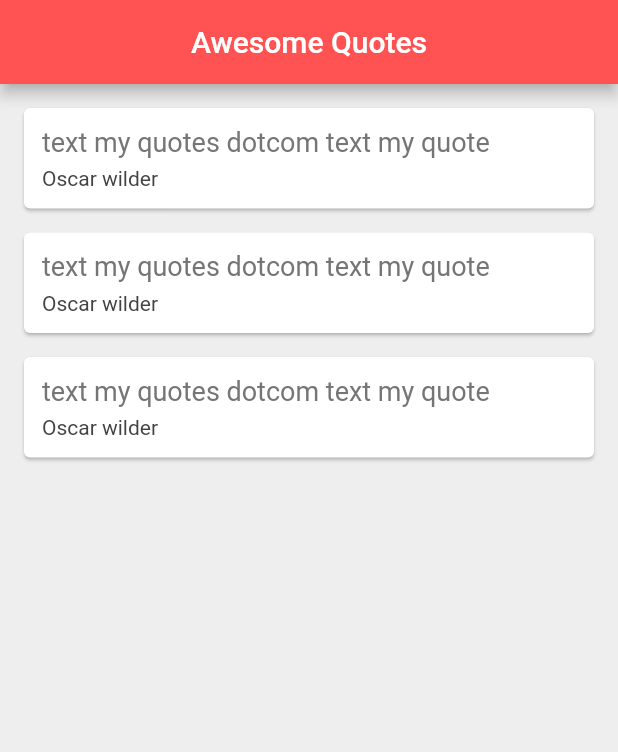
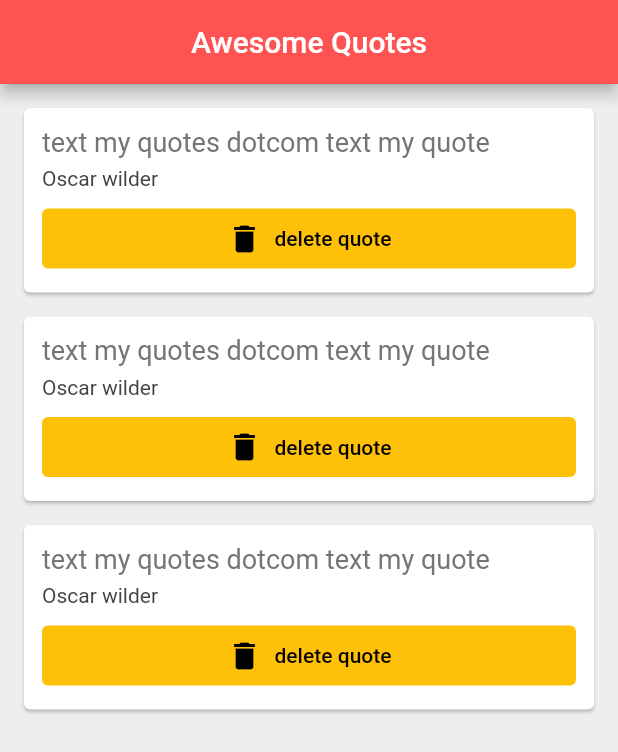
Before and after one commit to okeowosv/quotes, a Flutter app: the screen it shows after launch, on a phone screen of 412 x 824 dp. Shown: the top 752 px of the screen. Run offline on Flutter 3.47's test engine with Material 2 defaults, Android fonts, the phone set to English and light mode, and no system bars.

Commit message:
Passing functions as arguments

```diff
--- a/lib/main.dart
+++ b/lib/main.dart
@@ -31,7 +31,13 @@ class _QuoteListState extends State<QuoteList> {
       ),
       body: Column(
         children: quotes.map((quote) {
-          return QuoteCard(quote: quote);
+          return QuoteCard(
+              quote: quote,
+              delete: () {
+                setState(() {
+                  quotes.remove(quote);
+                });
+              });
         }).toList(),
       ),
     );
--- a/lib/quote_card.dart
+++ b/lib/quote_card.dart
@@ -3,7 +3,9 @@ import 'quote.dart';
 
 class QuoteCard extends StatelessWidget {
   final Quote quote;
-  QuoteCard({required this.quote});
+  final Function delete;
+
+  QuoteCard({required this.delete, required this.quote});
 
   @override
   Widget build(BuildContext context) {
@@ -26,7 +28,17 @@ class QuoteCard extends StatelessWidget {
                 fontSize: 14,
                 color: Colors.grey[800],
               ),
-            )
+            ),
+            SizedBox(height: 8.0),
+            TextButton.icon(
+              onPressed: () => delete(),
+              icon: Icon(Icons.delete),
+              label: Text('delete quote'),
+              style: TextButton.styleFrom(
+                primary: Colors.black,
+                backgroundColor: Colors.amber,
+              ),
+            ),
           ],
         ),
       ),
```
